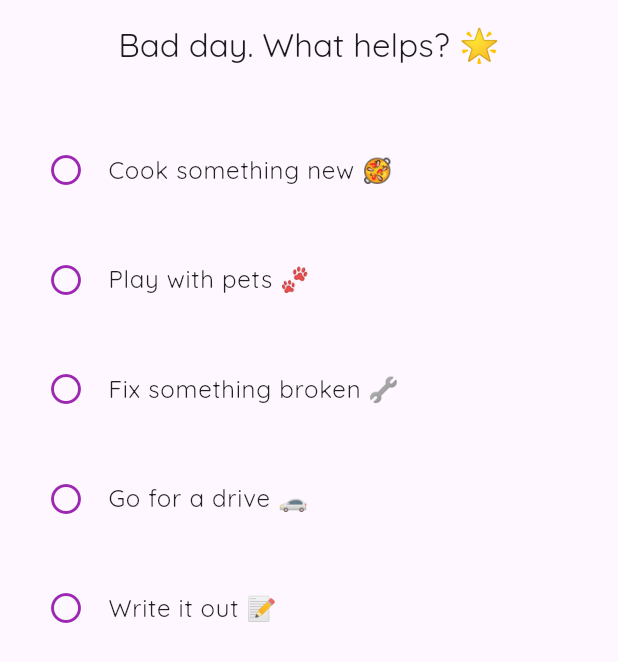
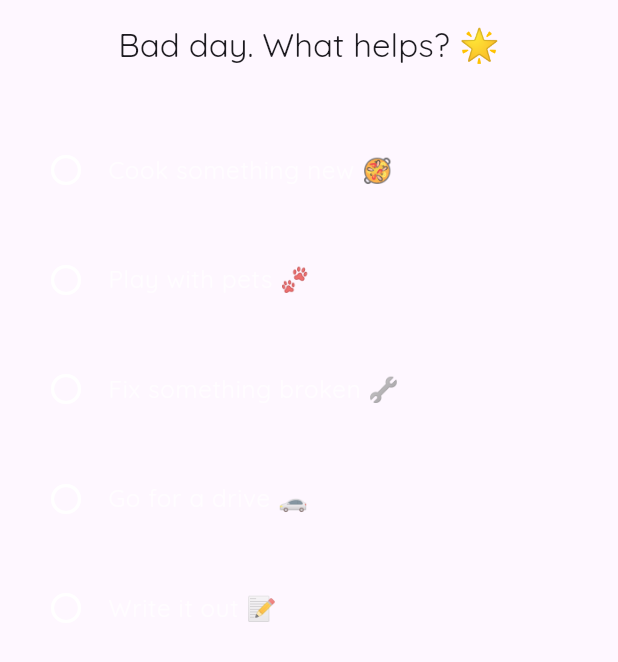
Before and after one commit to cdthedrummer/quizdumb, a Flutter app: the MultipleChoiceQuestion widget shown alone on an empty page, opened directly with sample values from the repository, on a phone screen of 412 x 824 dp. Shown: the top 662 px of the screen. Run offline on Flutter 3.47's test engine with Material 3 defaults, Android fonts, the phone set to English and light mode, and no system bars.

Commit message:
Update MultipleChoiceQuestion with improved styling and removed redundant button

```diff
--- a/lib/widgets/multiple_choice_question.dart
+++ b/lib/widgets/multiple_choice_question.dart
@@ -1,7 +1,7 @@
 import 'package:flutter/material.dart';
 import '../models/question.dart';
 
-class MultipleChoiceQuestion extends StatefulWidget {
+class MultipleChoiceQuestion extends StatelessWidget {
   final Question question;
   final List<String> selectedOptions;
   final Function(List<String>) onChanged;
@@ -13,14 +13,9 @@ class MultipleChoiceQuestion extends StatefulWidget {
     required this.onChanged,
   }) : super(key: key);
 
-  @override
-  State<MultipleChoiceQuestion> createState() => _MultipleChoiceQuestionState();
-}
-
-class _MultipleChoiceQuestionState extends State<MultipleChoiceQuestion> {
   void _toggleOption(String option) {
-    final newSelection = List<String>.from(widget.selectedOptions);
-    if (widget.question.isMultipleChoice) {
+    final newSelection = List<String>.from(selectedOptions);
+    if (question.isMultipleChoice) {
       if (newSelection.contains(option)) {
         newSelection.remove(option);
       } else {
@@ -31,40 +26,40 @@ class _MultipleChoiceQuestionState extends State<MultipleChoiceQuestion> {
         ..clear()
         ..add(option);
     }
-    widget.onChanged(newSelection);
+    onChanged(newSelection);
   }
 
   @override
   Widget build(BuildContext context) {
+    final theme = Theme.of(context);
+
     return Column(
       crossAxisAlignment: CrossAxisAlignment.stretch,
       children: [
         Padding(
           padding: const EdgeInsets.all(16.0),
           child: Text(
-            widget.question.text,
-            style: Theme.of(context).textTheme.titleLarge,
+            question.text,
+            style: theme.textTheme.titleLarge,
             textAlign: TextAlign.center,
           ),
         ),
-        if (widget.question.isMultipleChoice)
+        if (question.isMultipleChoice)
           Padding(
             padding: const EdgeInsets.symmetric(horizontal: 16.0),
             child: Text(
               'Select all that apply:',
-              style: Theme.of(context).textTheme.bodySmall?.copyWith(
-                    color: Colors.grey[600],
-                  ),
+              style: theme.textTheme.bodySmall,
               textAlign: TextAlign.center,
             ),
           ),
         const SizedBox(height: 16),
-        ...widget.question.options!.map((option) {
-          final isSelected = widget.selectedOptions.contains(option);
+        ...question.options!.map((option) {
+          final isSelected = selectedOptions.contains(option);
           return Padding(
             padding: const EdgeInsets.symmetric(horizontal: 16.0, vertical: 8.0),
             child: Material(
-              color: isSelected ? Colors.purple.withOpacity(0.1) : Colors.transparent,
+              color: isSelected ? Colors.white.withOpacity(0.1) : Colors.transparent,
               borderRadius: BorderRadius.circular(12),
               child: InkWell(
                 borderRadius: BorderRadius.circular(12),
@@ -74,18 +69,18 @@ class _MultipleChoiceQuestionState extends State<MultipleChoiceQuestion> {
                   child: Row(
                     children: [
                       Icon(
-                        widget.question.isMultipleChoice
+                        question.isMultipleChoice
                             ? (isSelected ? Icons.check_box : Icons.check_box_outline_blank)
                             : (isSelected ? Icons.radio_button_checked : Icons.radio_button_unchecked),
-                        color: Colors.purple,
+                        color: Colors.white,
                       ),
                       const SizedBox(width: 16),
                       Expanded(
                         child: Text(
                           option,
-                          style: Theme.of(context).textTheme.bodyLarge?.copyWith(
-                                color: isSelected ? Colors.purple : Colors.black87,
-                              ),
+                          style: theme.textTheme.bodyLarge?.copyWith(
+                            color: isSelected ? Colors.white : Colors.white70,
+                          ),
                         ),
                       ),
                     ],
@@ -95,30 +90,6 @@ class _MultipleChoiceQuestionState extends State<MultipleChoiceQuestion> {
             ),
           );
         }).toList(),
-        if (widget.question.isMultipleChoice && widget.selectedOptions.isNotEmpty)
-          Padding(
-            padding: const EdgeInsets.all(16.0),
-            child: ElevatedButton(
-              onPressed: () {
-                // Trigger next question
-              },
-              style: ElevatedButton.styleFrom(
-                backgroundColor: Colors.purple,
-                padding: const EdgeInsets.symmetric(vertical: 16.0),
-                shape: RoundedRectangleBorder(
-                  borderRadius: BorderRadius.circular(12),
-                ),
-              ),
-              child: const Text(
-                'Continue',
-                style: TextStyle(
-                  color: Colors.white,
-                  fontSize: 16,
-                  fontWeight: FontWeight.bold,
-                ),
-              ),
-            ),
-          ),
       ],
     );
   }
```
